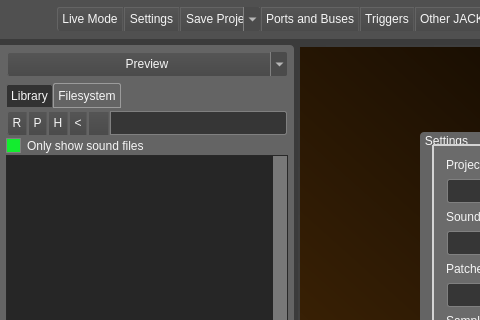
This is src/mainwindow.ui in noedigcode/konfyt as Qt 5 draws it before an edit; both pictures show x 0 to 480 and y 0 to 320 of the 1148 by 718 pixel window. The edited form follows.
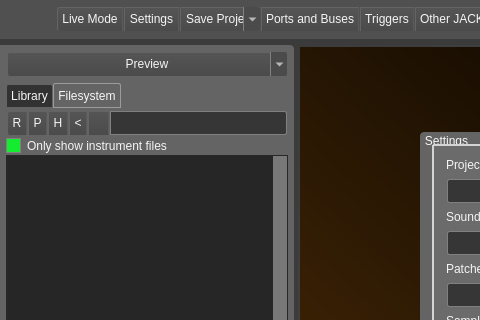
This is the edited form. The open tabs and pages were chosen to show the change. Icons and pictures are not drawn.

Commit message: Set QT_XCB_GL_INTEGRATION=none environment variable at startup to prevent event loop from stopping when screen is locked on some systems; Add command-line argument to disable environment variable setting; Improved help/usage text; Bumped version to 1.1.7-testing and year to 2022; Fixed about dialog text that was not read only?! Use enum for refreshConnections input/output port argument; Change "samples" and "sounds" wording to "instruments" in GUI (filesystem view) and database text in console.

```diff
--- a/src/mainwindow.ui
+++ b/src/mainwindow.ui
@@ -1697,7 +1697,7 @@
                  <item row="1" column="0">
                   <widget class="QCheckBox" name="checkBox_filesystem_ShowOnlySounds">
                    <property name="text">
-                    <string>Only show sound files</string>
+                    <string>Only show instrument files</string>
                    </property>
                    <property name="checked">
                     <bool>true</bool>
```
Left out of the diff: 2 changed lines with no effect on the pictures. The commit also changes 8 other files.
